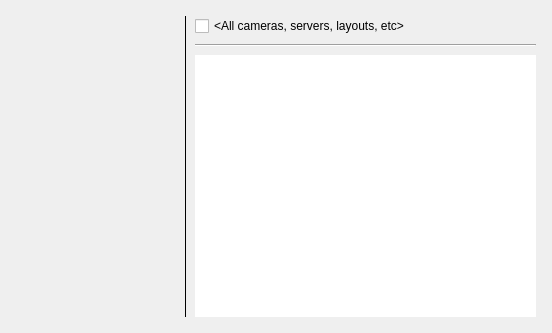
Old version of the form client/src/ui/widgets/properties/accessible_resources_widget.ui in the repository networkoptix/nx_open.
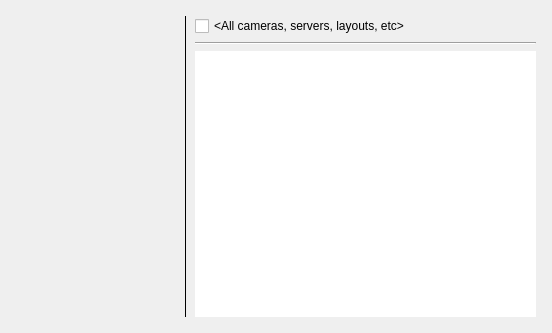
New version of the form. Custom widgets are drawn as their Qt base class.

Diff of the .ui file:
```diff
--- a/client/src/ui/widgets/properties/accessible_resources_widget.ui
+++ b/client/src/ui/widgets/properties/accessible_resources_widget.ui
@@ -81,7 +81,20 @@
     </widget>
    </item>
    <item>
+    <widget class="QWidget" name="resourcesListWidget" native="true">
     <layout class="QVBoxLayout" name="verticalLayout_2">
+      <property name="leftMargin">
+       <number>0</number>
+      </property>
+      <property name="topMargin">
+       <number>0</number>
+      </property>
+      <property name="rightMargin">
+       <number>0</number>
+      </property>
+      <property name="bottomMargin">
+       <number>0</number>
+      </property>
      <item>
       <widget class="QCheckBox" name="allResourcesCheckBox">
        <property name="text">
@@ -134,6 +147,7 @@
       </widget>
      </item>
     </layout>
+    </widget>
    </item>
   </layout>
  </widget>
@@ -149,6 +163,12 @@
    <extends>QTreeView</extends>
    <header location="global">ui/widgets/common/tree_view.h</header>
   </customwidget>
+  <customwidget>
+   <class>QnPanel</class>
+   <extends>QWidget</extends>
+   <header location="global">ui/widgets/common/panel.h</header>
+   <container>1</container>
+  </customwidget>
  </customwidgets>
  <resources/>
  <connections/>
```
Left out of the diff: 2 changed lines with no effect on the pictures. Lines whose indentation alone changed are shown as unchanged.
